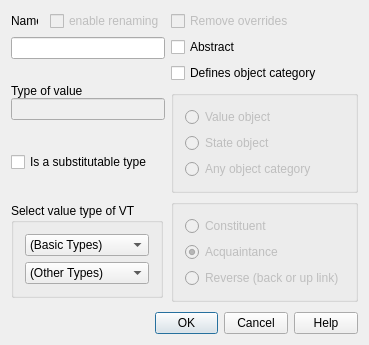
berkus/lavape, file lavape/src/LavaPE_UI/idd_vtypebox.ui: the form before one commit.
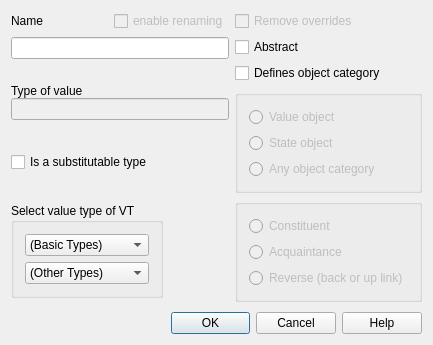
The form after the commit.

Patch:
```diff
--- a/lavape/src/LavaPE_UI/idd_vtypebox.ui
+++ b/lavape/src/LavaPE_UI/idd_vtypebox.ui
@@ -8,14 +8,12 @@
    <rect>
     <x>0</x>
     <y>0</y>
-    <width>369</width>
+    <width>433</width>
     <height>345</height>
    </rect>
   </property>
   <property name="sizePolicy" >
-   <sizepolicy>
-    <hsizetype>1</hsizetype>
-    <vsizetype>1</vsizetype>
+   <sizepolicy vsizetype="Minimum" hsizetype="Minimum" >
     <horstretch>0</horstretch>
     <verstretch>0</verstretch>
    </sizepolicy>
@@ -60,9 +58,7 @@
          <item>
           <widget class="QLabel" name="Label_IDC_STATIC56" >
            <property name="sizePolicy" >
-            <sizepolicy>
-             <hsizetype>0</hsizetype>
-             <vsizetype>0</vsizetype>
+            <sizepolicy vsizetype="Fixed" hsizetype="Fixed" >
              <horstretch>0</horstretch>
              <verstretch>0</verstretch>
             </sizepolicy>
@@ -171,9 +167,7 @@
      <item row="2" column="1" >
       <widget class="QGroupBox" name="BGroup_ObjCat" >
        <property name="sizePolicy" >
-        <sizepolicy>
-         <hsizetype>5</hsizetype>
-         <vsizetype>0</vsizetype>
+        <sizepolicy vsizetype="Fixed" hsizetype="Preferred" >
          <horstretch>0</horstretch>
          <verstretch>0</verstretch>
         </sizepolicy>
@@ -227,9 +221,7 @@
      <item row="3" column="1" >
       <widget class="QGroupBox" name="BGroup_KindOfRef" >
        <property name="sizePolicy" >
-        <sizepolicy>
-         <hsizetype>5</hsizetype>
-         <vsizetype>0</vsizetype>
+        <sizepolicy vsizetype="Fixed" hsizetype="Preferred" >
          <horstretch>0</horstretch>
          <verstretch>0</verstretch>
         </sizepolicy>
@@ -252,6 +244,12 @@
           <property name="text" >
            <string>Constituent</string>
           </property>
+          <property name="checked" >
+           <bool>false</bool>
+          </property>
+          <property name="autoExclusive" >
+           <bool>true</bool>
+          </property>
          </widget>
         </item>
         <item>
@@ -266,7 +264,7 @@
            <string>Acquaintance</string>
           </property>
           <property name="checked" >
-           <bool>true</bool>
+           <bool>false</bool>
           </property>
          </widget>
         </item>
@@ -435,9 +433,7 @@
      <item>
       <widget class="QPushButton" name="ID_CANCEL" >
        <property name="sizePolicy" >
-        <sizepolicy>
-         <hsizetype>0</hsizetype>
-         <vsizetype>0</vsizetype>
+        <sizepolicy vsizetype="Fixed" hsizetype="Fixed" >
          <horstretch>0</horstretch>
          <verstretch>0</verstretch>
         </sizepolicy>
@@ -459,9 +455,7 @@
      <item>
       <widget class="QPushButton" name="ID_HELP" >
        <property name="sizePolicy" >
-        <sizepolicy>
-         <hsizetype>0</hsizetype>
-         <vsizetype>0</vsizetype>
+        <sizepolicy vsizetype="Fixed" hsizetype="Fixed" >
          <horstretch>0</horstretch>
          <verstretch>0</verstretch>
         </sizepolicy>
```
Left out of the diff: 89 changed lines with no effect on the pictures.
